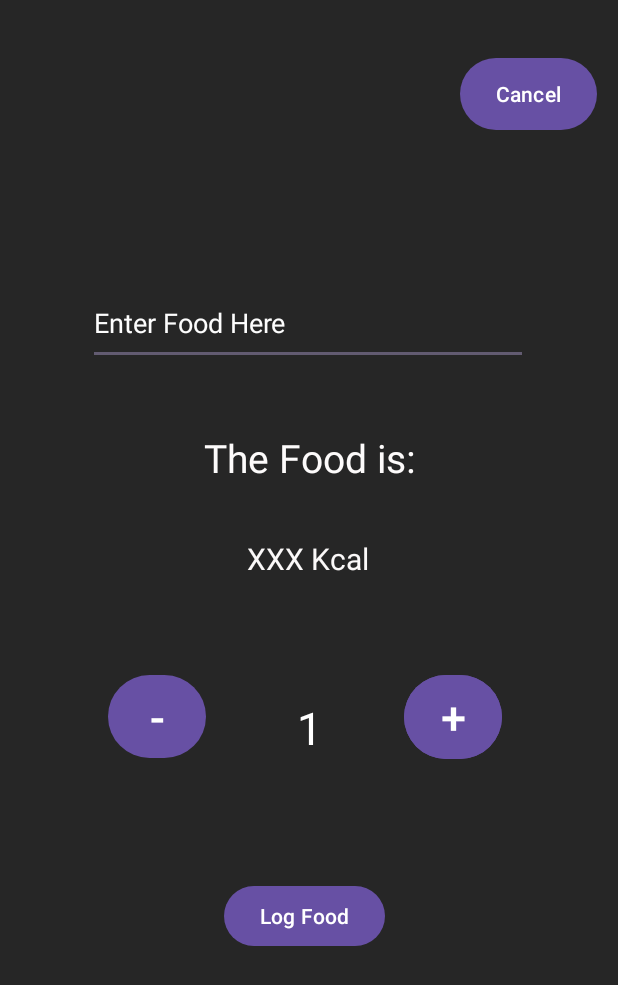
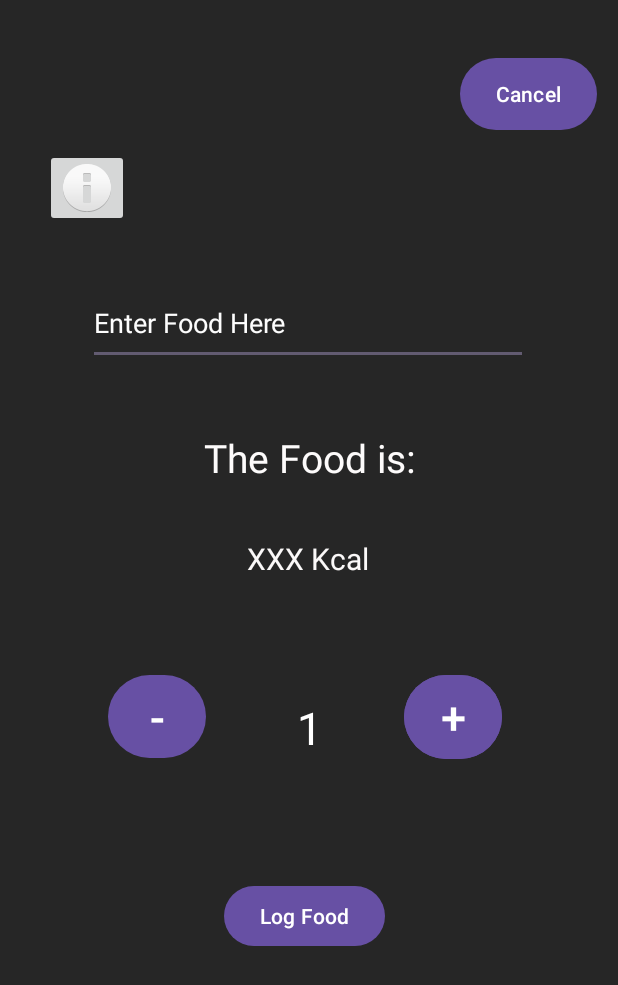
Before and after one commit to MilanBert/Kelowna-Fitness-Prototype, an Android app: the AddFood screen opened directly, with no data from a screen before it, on a phone screen of 412 x 824 dp. Shown: the top 985 px of the screen. Run offline under Robolectric (Android 15) with nearby library versions, the phone set to English and light mode, and no system bars.

Commit message:
made changes

```diff
--- a/app/src/main/java/com/example/step4test/AddFood.java
+++ b/app/src/main/java/com/example/step4test/AddFood.java
@@ -1,9 +1,12 @@
 package com.example.step4test;
 
+import android.app.AlertDialog;
 import android.content.Intent;
 import android.os.Bundle;
+import android.view.View;
 import android.widget.Button;
 import android.widget.EditText;
+import android.widget.ImageButton;
 import android.widget.TextView;
 import android.widget.Toast;
 
@@ -41,6 +44,25 @@ public class AddFood extends AppCompatActivity {
         TextView countButton = findViewById(R.id.count);
         EditText foodInput = findViewById(R.id.food_input);
         TextView calDisplay = findViewById(R.id.calDisplay);
+
+        ImageButton help = findViewById(R.id.food_help);
+
+        // Set onClickListener for the help button
+        help.setOnClickListener(new View.OnClickListener() {
+            @Override
+            public void onClick(View v) {
+                // Build and show an AlertDialog with instructions
+                new AlertDialog.Builder(AddFood.this)
+                        .setTitle("How to Log Food")
+                        .setMessage("To log food:\n" +
+                                "1. Enter the name of the food and press Enter.\n" +
+                                "2. Select the quantity.\n" +
+                                "3. Press 'Log Food' to save.")
+                        .setPositiveButton("Got it", null) // Dismiss the dialog
+                        .show();
+            }
+        });
+
 
         // Populate the table of common foods
         populateFoodTable();
--- a/app/src/main/res/layout/activity_add_food.xml
+++ b/app/src/main/res/layout/activity_add_food.xml
@@ -127,4 +127,16 @@
         app:layout_constraintTop_toTopOf="parent"
         app:layout_constraintVertical_bias="0.45" />
 
+    <ImageButton
+        android:id="@+id/food_help"
+        android:layout_width="wrap_content"
+        android:layout_height="wrap_content"
+        app:layout_constraintBottom_toBottomOf="parent"
+        app:layout_constraintEnd_toEndOf="parent"
+        app:layout_constraintHorizontal_bias="0.084"
+        app:layout_constraintStart_toStartOf="parent"
+        app:layout_constraintTop_toTopOf="parent"
+        app:layout_constraintVertical_bias="0.129"
+        app:srcCompat="@android:drawable/ic_dialog_info" />
+
 </androidx.constraintlayout.widget.ConstraintLayout>
```
